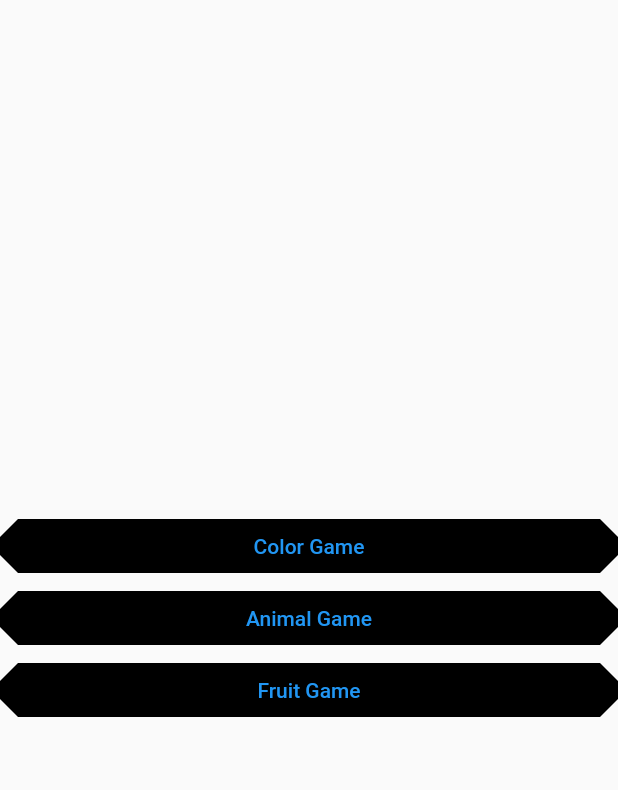
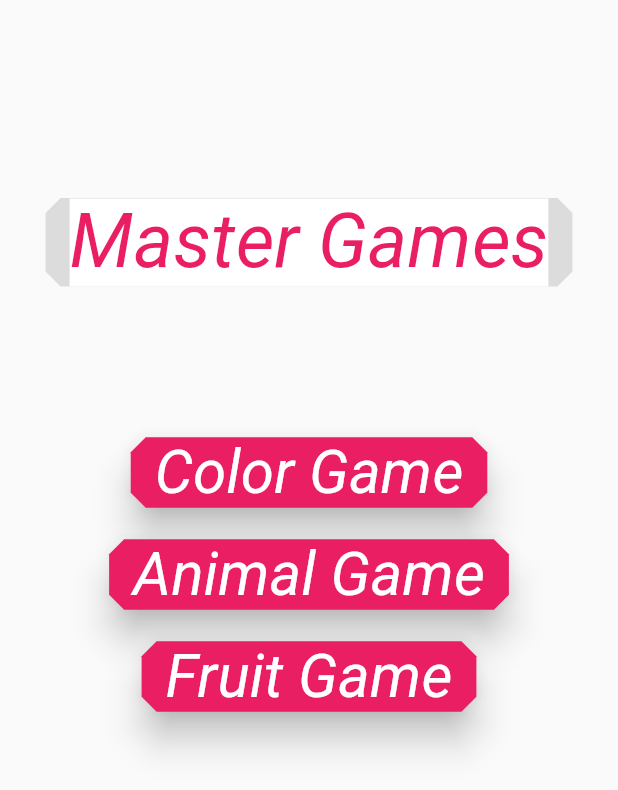
Before and after one commit to master-8702/flutter_kids_matching_game, a Flutter app: the screen it shows after launch, on a phone screen of 412 x 824 dp. Shown: the top 790 px of the screen. Run offline on Flutter 3.47's test engine with Material 2 defaults, Android fonts, the phone set to English and light mode, and no system bars; our stand-ins replace audioplayers.

Commit message:
add themeData for the app

```diff
--- a/lib/main.dart
+++ b/lib/main.dart
@@ -1,6 +1,4 @@
 import 'package:flutter/material.dart';
-import 'dart:math';
-import 'package:audioplayers/audioplayers.dart';
 import 'package:flutter_kids_matching_game/screens/animal_game_screen.dart';
 import 'package:flutter_kids_matching_game/screens/color_game_screen.dart';
 import 'package:flutter_kids_matching_game/screens/fruit_game_screen.dart';
@@ -19,7 +17,30 @@ class _MyAppState extends State<MyApp> {
   @override
   Widget build(BuildContext context) {
     return MaterialApp(
-      theme: ThemeData(fontFamily: 'Sunnyspells'),
+      theme: ThemeData(
+          fontFamily: 'Sunnyspells',
+          colorScheme: const ColorScheme(
+              primary: Colors.pinkAccent,
+              onError: Colors.red,
+              onBackground: Colors.white,
+              onSecondary: Colors.white,
+              error: Colors.red,
+              background: Colors.white,
+              onPrimary: Colors.white,
+              brightness: Brightness.light,
+              onSurface: Colors.black,
+              surface: Colors.grey,
+              secondary: Colors.pink),
+          elevatedButtonTheme: ElevatedButtonThemeData(
+            style: ElevatedButton.styleFrom(
+                elevation: 10,
+                shape: BeveledRectangleBorder(
+                    borderRadius: BorderRadius.circular(10)),
+                textStyle:
+                    const TextStyle(fontSize: 40, fontStyle: FontStyle.italic),
+                primary: Colors.pink),
+          ),
+          buttonTheme: ButtonThemeData()),
       initialRoute: '/',
       routes: {
         '/': (context) => GameListScreen(),
--- a/lib/screens/game-list_screen.dart
+++ b/lib/screens/game-list_screen.dart
@@ -1,5 +1,4 @@
 import 'package:flutter/material.dart';
-import 'package:flutter_kids_matching_game/screens/color_game_screen.dart';
 
 class GameListScreen extends StatefulWidget {
   const GameListScreen({Key? key}) : super(key: key);
@@ -11,40 +10,63 @@ class GameListScreen extends StatefulWidget {
 class _GameListScreenState extends State<GameListScreen> {
   @override
   Widget build(BuildContext context) {
-    return MaterialApp(
-      home: Scaffold(
-        body: Column(
+    return Material(
+      child: Padding(
+        padding: const EdgeInsets.all(12.0),
+        child: Column(
           mainAxisAlignment: MainAxisAlignment.center,
-          crossAxisAlignment: CrossAxisAlignment.stretch,
+          crossAxisAlignment: CrossAxisAlignment.center,
           children: [
-            TextButton(
-              style: ElevatedButton.styleFrom(
-                primary: Colors.black,
-                shape: BeveledRectangleBorder(
-                    borderRadius: BorderRadius.circular(12)),
+            const SizedBox(
+              height: 120,
             ),
+            const ElevatedButton(
+              onPressed: null,
+              child: Text(
+                "Master Games",
+                style: TextStyle(
+                  fontSize: 50,
+                  color: Colors.pink,
+                  backgroundColor: Colors.white,
+                ),
+              ),
+            ),
+            const SizedBox(
+              height: 100,
+            ),
+            Expanded(
+              flex: 3,
+              child: Column(
+                children: [
+                  ElevatedButton(
+                    // style: ElevatedButton.styleFrom(
+                    //   elevation: 10,
+                    //   shape: BeveledRectangleBorder(
+                    //       borderRadius: BorderRadius.circular(120)),
+                    // ),
                     onPressed: () {
                       Navigator.pushNamed(context, '/colorGame');
                     },
                     child: const Text("Color Game"),
                   ),
-            TextButton(
-              style: ElevatedButton.styleFrom(
-                primary: Colors.black,
-                shape: BeveledRectangleBorder(
-                    borderRadius: BorderRadius.circular(12)),
+                  const SizedBox(
+                    height: 20,
                   ),
+                  ElevatedButton(
+                    // style: ElevatedButton.styleFrom(
+                    //   elevation: 10,
+                    //   shape: BeveledRectangleBorder(
+                    //       borderRadius: BorderRadius.circular(120)),
+                    // ),
                     onPressed: () {
                       Navigator.pushNamed(context, '/animalGame');
                     },
                     child: const Text("Animal Game"),
                   ),
-            TextButton(
-              style: ElevatedButton.styleFrom(
-                primary: Colors.black,
-                shape: BeveledRectangleBorder(
-                    borderRadius: BorderRadius.circular(12)),
+                  const SizedBox(
+                    height: 20,
                   ),
+                  ElevatedButton(
                     onPressed: () {
                       Navigator.pushNamed(context, '/fruitGame');
                     },
@@ -53,6 +75,9 @@ class _GameListScreenState extends State<GameListScreen> {
                 ],
               ),
             ),
+          ],
+        ),
+      ),
     );
   }
 }
```
Also changed, not shown: lib/screens/animal_game_screen.dart (+4 -5 lines), lib/screens/color_game_screen.dart (+6 -6 lines), lib/screens/fruit_game_screen.dart (+7 -6 lines). Lines whose indentation alone changed are shown as unchanged.
